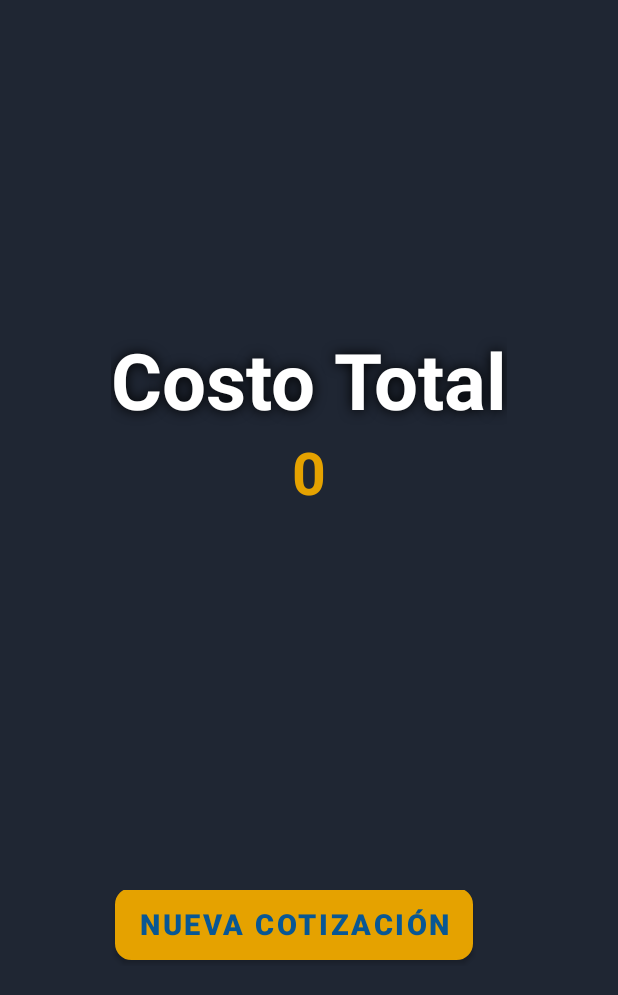
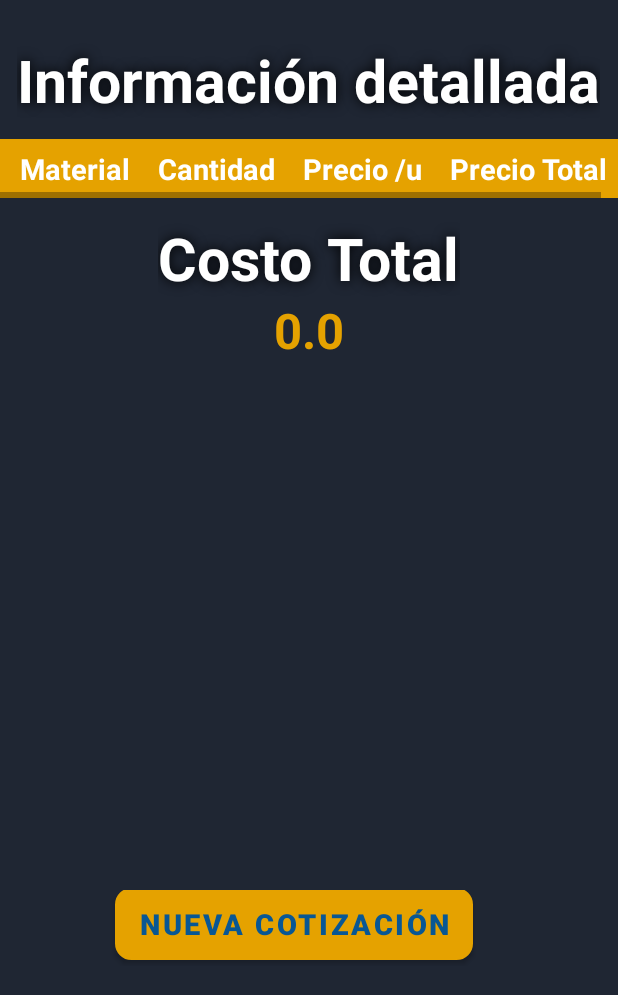
Before and after one commit to JsMendoza13/quote-builder, an Android app: the fragment total shown on its own in the app's theme, on a phone screen of 412 x 824 dp, the part 241-1236 px from its top. Run offline under Robolectric (Android 15) with nearby library versions, the light colour scheme and no system bars; our stand-ins replace Firebase (no records; nobody signed in at launch, a user with empty details on screens opened directly), sdp/ssp sizes.

Commit message:
adding details table in total fragment

```diff
--- a/app/src/main/java/com/example/app_cotizacion/adapter/MaterialAdapter.java
+++ b/app/src/main/java/com/example/app_cotizacion/adapter/MaterialAdapter.java
@@ -27,10 +27,13 @@ import java.util.List;
 public class MaterialAdapter extends RecyclerView.Adapter<MaterialAdapter.ViewHolder> {
     private List<Material> materialList;
     private ArrayList<Double> materialAmountList = new ArrayList<>();
+    private ArrayList<Double> materialTotalPrice = new ArrayList<>();
+    private double multiplication;
 
     public ArrayList<Double> getMaterialAmountList() {
         return materialAmountList;
     }
+    public ArrayList<Double> getMaterialTotalPrice() { return materialTotalPrice; }
     public MaterialAdapter (List<Material> materialList) {
         this.materialList = materialList;
     }
@@ -40,8 +43,10 @@ public class MaterialAdapter extends RecyclerView.Adapter<MaterialAdapter.ViewHo
     public ViewHolder onCreateViewHolder(ViewGroup parent, int viewType) {
         View v = LayoutInflater.from(parent.getContext()).inflate(R.layout.material_card, parent, false);
         materialAmountList.clear();
+        materialTotalPrice.clear();
         for (int i = 0; i < materialList.size(); i++) {
             materialAmountList.add(0.0);
+            materialTotalPrice.add(0.0);
         }
         return new ViewHolder(v);
     }
@@ -122,7 +127,8 @@ public class MaterialAdapter extends RecyclerView.Adapter<MaterialAdapter.ViewHo
         if (materialAmountList.size() == materialList.size()) {
             for (int i = 0; i < materialAmountList.size(); i++) {
                 double amount = materialAmountList.get(i);
-                double multiplication = amount * materialList.get(i).getMaterialPrice();
+                multiplication = amount * materialList.get(i).getMaterialPrice();
+                materialTotalPrice.set(i, multiplication);
                 total += multiplication;
             }
         }
--- a/app/src/main/java/com/example/app_cotizacion/total.java
+++ b/app/src/main/java/com/example/app_cotizacion/total.java
@@ -1,17 +1,22 @@
 package com.example.app_cotizacion;
 
+import android.graphics.Color;
 import android.os.Bundle;
 
 import androidx.fragment.app.Fragment;
 import androidx.fragment.app.FragmentManager;
 import androidx.fragment.app.FragmentTransaction;
 
+import android.os.Handler;
 import android.view.Gravity;
 import android.view.LayoutInflater;
 import android.view.View;
 import android.view.ViewGroup;
 import android.widget.Button;
 import android.widget.PopupWindow;
+import android.widget.ScrollView;
+import android.widget.TableLayout;
+import android.widget.TableRow;
 import android.widget.TextView;
 import android.widget.Toast;
 
@@ -22,14 +27,23 @@ import com.google.firebase.firestore.FirebaseFirestore;
 import com.google.firebase.firestore.Query;
 import com.google.firebase.firestore.QueryDocumentSnapshot;
 
+import java.util.ArrayList;
+import java.util.Arrays;
 import java.util.List;
 import java.util.Locale;
 
 public class total extends Fragment {
-    View view;
-    TextView total, confirm_text;
-    Button newQuoteBuild;
-    private List<Material> materialList;
+    private View view;
+    private TextView total, confirm_text;
+    private Button newQuoteBuild;
+    private TableLayout table;
+    private cards cards = new cards();
+    private ArrayList<String> materialNameList = new ArrayList<>();
+    private double[] materialAmountArray;
+    private double[] materialPriceArray;
+    private double[] materialTotalPriceA;
+    private double totalAll;
+    private List<Material> materialList = new ArrayList<>();
     private MaterialAdapter adapter = new MaterialAdapter(materialList);
 
     public total() {
@@ -48,14 +62,55 @@ public class total extends Fragment {
 
         total = view.findViewById(R.id.total);
         newQuoteBuild = view.findViewById(R.id.newQuoteBuild);
+        table = view.findViewById(R.id.table);
 
-        Bundle arguments = getArguments();
-        if (arguments != null && arguments.containsKey("total")) {
-            double totalD = arguments.getDouble("total");
-            total.setText(String.valueOf(totalD));
+//        TableLayout--------------------------------------------
+
+       Bundle bundle = getArguments();
+       if (bundle != null) {
+           materialNameList = bundle.getStringArrayList("names");
+           materialAmountArray = bundle.getDoubleArray("amounts");
+           materialPriceArray = bundle.getDoubleArray("prices");
+           materialTotalPriceA = bundle.getDoubleArray("totals");
+           totalAll = bundle.getDouble("total");
+       }
+
+        System.out.println("Names "+materialNameList);
+        System.out.println("amount "+ Arrays.toString(materialAmountArray));
+        System.out.println("price "+Arrays.toString(materialPriceArray));
+        System.out.println("total "+Arrays.toString(materialTotalPriceA));
+
+        total.setText(String.valueOf(totalAll));
+        System.out.println("totalAll "+totalAll);
+
+        for (int i = 0; i < materialNameList.size(); i++) {
+            TableRow tableRow = new TableRow(getContext());
+            tableRow.setLayoutParams(new TableLayout.LayoutParams(
+                    TableLayout.LayoutParams.MATCH_PARENT,
+                    ViewGroup.LayoutParams.WRAP_CONTENT
+            ));
+
+            TextView name = new TextView(getContext()), amount = new TextView(getContext()), price = new TextView(getContext()), total_price = new TextView(getContext());
+            name.setTextColor(Color.WHITE);
+            amount.setTextColor(Color.WHITE);
+            price.setTextColor(Color.WHITE);
+            total_price.setTextColor(Color.WHITE);
+            name.setPadding(15, 4, 10,0);
+            amount.setPadding(15, 4, 10,0);
+            price.setPadding(15, 4, 10,0);
+            total_price.setPadding(15, 4, 10,0);
+            name.setText(String.valueOf(materialNameList.get(i)));
+            tableRow.addView(name);
+            amount.setText(String.valueOf(materialAmountArray[i]));
+            tableRow.addView(amount);
+            price.setText(String.valueOf(materialPriceArray[i]));
+            tableRow.addView(price);
+            total_price.setText(String.valueOf(materialTotalPriceA[i]));
+            tableRow.addView(total_price);
+            table.addView(tableRow);
         }
 
-        //Popup confirm-----------------------------------------------------------------------
+        //Popup confirm new quote build-----------------------------------------------------------------------
 
         View popupView2 = getLayoutInflater().inflate(R.layout.confirm_popup, null);
 
@@ -86,4 +141,5 @@ public class total extends Fragment {
 
         return view;
     }
+
 }
--- a/app/src/main/res/layout/fragment_total.xml
+++ b/app/src/main/res/layout/fragment_total.xml
@@ -44,13 +44,18 @@
 
     </LinearLayout>
 
+    <ScrollView
+        android:layout_width="match_parent"
+        android:layout_height="match_parent"
+        android:layout_below="@+id/header"
+        android:layout_above="@+id/buttons">
+
     <LinearLayout
         android:layout_width="match_parent"
-        android:layout_height="wrap_content"
-        android:layout_centerInParent="true"
+        android:layout_height="match_parent"
         android:background="#1F2633"
-        android:paddingBottom="@dimen/_50sdp"
-        android:paddingTop="@dimen/_50sdp"
+        android:paddingBottom="@dimen/_5sdp"
+        android:paddingTop="@dimen/_5sdp"
         android:gravity="center"
         android:orientation="vertical">
 
@@ -59,9 +64,76 @@
             android:layout_height="wrap_content"
             android:shadowColor="@color/black"
             android:shadowRadius="10"
+            android:text="Información detallada"
+            android:textColor="@color/white"
+            android:textSize="@dimen/_30ssp"
+            android:textStyle="bold" />
+
+        <HorizontalScrollView
+            android:layout_width="match_parent"
+            android:layout_height="wrap_content">
+
+            <TableLayout
+                android:id="@+id/table"
+                android:layout_width="match_parent"
+                android:layout_height="wrap_content"
+                android:layout_marginTop="@dimen/_10sdp"
+                android:stretchColumns="*">
+
+                <TableRow
+                    android:background="#e5a200"
+                    android:padding="@dimen/_5sdp">
+                    <TextView
+                        android:layout_width="wrap_content"
+                        android:layout_height="wrap_content"
+                        android:text="Material"
+                        android:textColor="@color/white"
+                        android:textSize="@dimen/_15ssp"
+                        android:layout_marginLeft="@dimen/_5sdp"
+                        android:layout_marginRight="@dimen/_5sdp"
+                        android:textStyle="bold"/>
+                    <TextView
+                        android:layout_width="wrap_content"
+                        android:layout_height="wrap_content"
+                        android:text="Cantidad"
+                        android:textColor="@color/white"
+                        android:textSize="@dimen/_15ssp"
+                        android:layout_marginLeft="@dimen/_5sdp"
+                        android:layout_marginRight="@dimen/_5sdp"
+                        android:textStyle="bold"/>
+                    <TextView
+                        android:layout_width="wrap_content"
+                        android:layout_height="wrap_content"
+                        android:text="Precio /u"
+                        android:textColor="@color/white"
+                        android:textSize="@dimen/_15ssp"
+                        android:layout_marginLeft="@dimen/_5sdp"
+                        android:layout_marginRight="@dimen/_5sdp"
+                        android:textStyle="bold"/>
+                    <TextView
+                        android:layout_width="wrap_content"
+                        android:layout_height="wrap_content"
+                        android:text="Precio Total"
+                        android:textColor="@color/white"
+                        android:textSize="@dimen/_15ssp"
+                        android:layout_marginLeft="@dimen/_5sdp"
+                        android:layout_marginRight="@dimen/_5sdp"
+                        android:textStyle="bold"/>
+                </TableRow>
+
+            </TableLayout>
+
+        </HorizontalScrollView>
+
+        <TextView
+            android:layout_width="wrap_content"
+            android:layout_height="wrap_content"
+            android:layout_marginTop="@dimen/_10sdp"
+            android:shadowColor="@color/black"
+            android:shadowRadius="10"
             android:text="Costo Total"
             android:textColor="@color/white"
-            android:textSize="@dimen/_40ssp"
+            android:textSize="@dimen/_30ssp"
             android:textStyle="bold" />
 
         <TextView
@@ -71,10 +143,12 @@
             android:text="0"
             android:gravity="center"
             android:textColor="#e5a200"
-            android:textSize="@dimen/_30ssp"
+            android:textSize="@dimen/_25ssp"
             android:textStyle="bold" />
 
     </LinearLayout>
+
+    </ScrollView>
 
     <LinearLayout
         android:id="@+id/buttons"
--- a/app/src/main/res/values/styles.xml
+++ b/app/src/main/res/values/styles.xml
@@ -21,4 +21,5 @@
     <style name="edittext_style" parent="@android:style/Widget.EditText">
         <item name="android:backgroundTint">#1b325f</item>
     </style>
+
 </resources>
```
Also changed, not shown: app/src/main/java/com/example/app_cotizacion/cards.java (+87 -28 lines), app/src/main/res/layout/total_popup.xml (added, +67 -0 lines), 1 other file.
